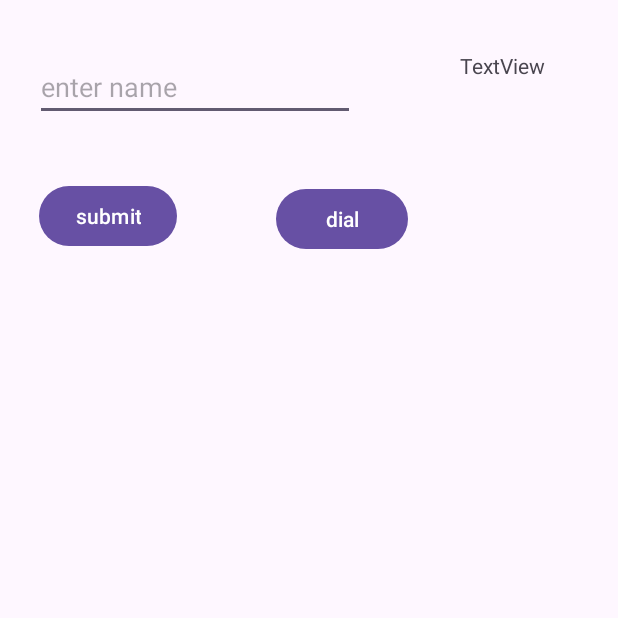
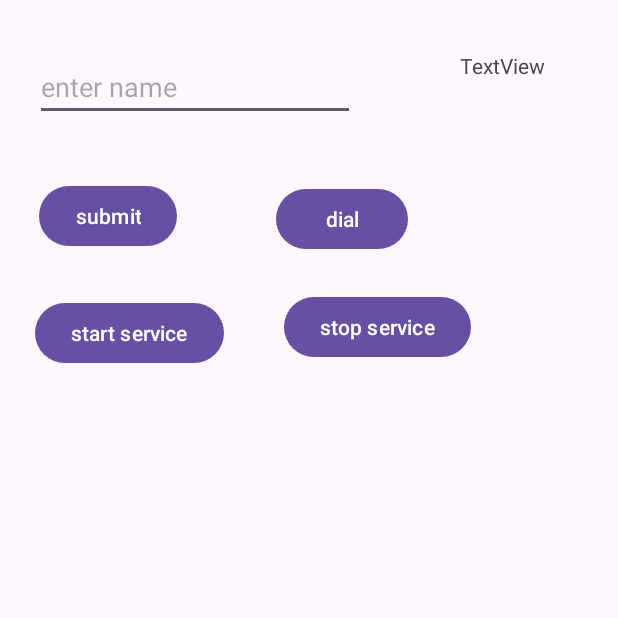
Before and after one commit to abdultanveer/boschyd, an Android app: the screen it shows after launch (MainActivity), on a phone screen of 412 x 824 dp, the top half of it. Run offline under Robolectric (Android 15) with nearby library versions, the phone set to English and light mode, and no system bars.

Commit message:
start, stop a service

```diff
--- a/app/src/main/res/layout/activity_main.xml
+++ b/app/src/main/res/layout/activity_main.xml
@@ -42,12 +42,34 @@
 
     <Button
         android:id="@+id/btnDial"
-        android:onClick="dialNo"
         android:layout_width="wrap_content"
         android:layout_height="wrap_content"
         android:layout_marginStart="66dp"
         android:layout_marginTop="41dp"
+        android:onClick="dialNo"
         android:text="dial"
         app:layout_constraintStart_toEndOf="@+id/btnSubmit"
         app:layout_constraintTop_toBottomOf="@+id/etName" />
+
+    <Button
+        android:id="@+id/btnStart"
+        android:layout_width="wrap_content"
+        android:layout_height="wrap_content"
+        android:layout_marginStart="23dp"
+        android:layout_marginTop="30dp"
+        android:onClick="startServing"
+        android:text="start service"
+        app:layout_constraintStart_toStartOf="parent"
+        app:layout_constraintTop_toBottomOf="@+id/btnSubmit" />
+
+    <Button
+        android:id="@+id/btnStop"
+        android:onClick="stopService"
+        android:layout_width="wrap_content"
+        android:layout_height="wrap_content"
+        android:layout_marginStart="5dp"
+        android:layout_marginTop="24dp"
+        android:text="stop service"
+        app:layout_constraintStart_toStartOf="@+id/btnDial"
+        app:layout_constraintTop_toBottomOf="@+id/btnDial" />
 </androidx.constraintlayout.widget.ConstraintLayout>
```
Also changed, not shown: app/src/main/AndroidManifest.xml (+9 -3 lines), app/src/main/java/com/example/boschyd/MainActivity.kt (+12 -0 lines), app/src/main/java/com/example/boschyd/MusicService.kt (added, +33 -0 lines).
